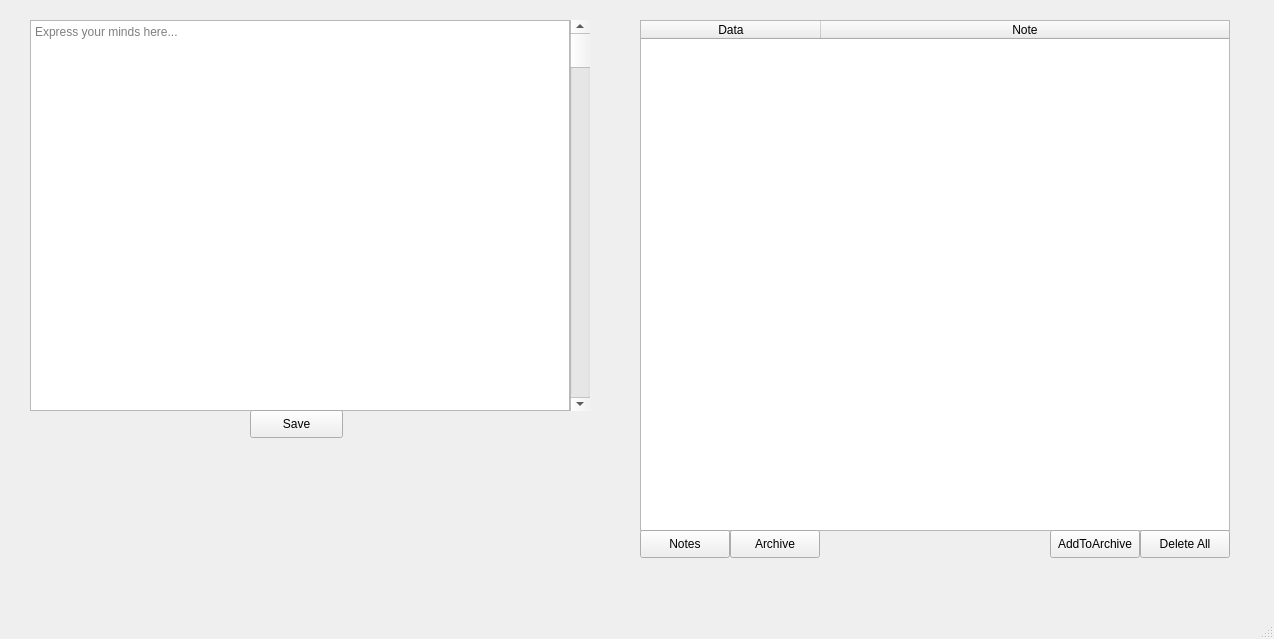
Old version of the form Proj1/NotePad/mainwindow.ui in the repository Hodor-Brain/Third_Sem_Lab_2.
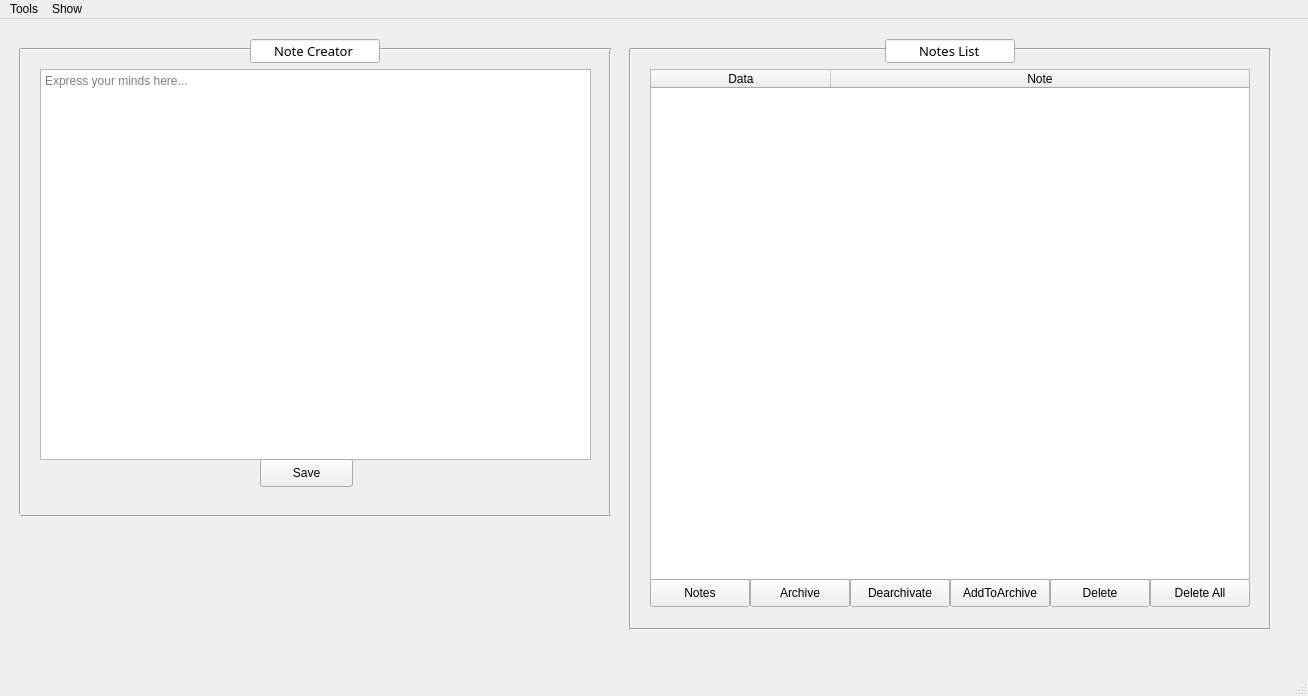
New version of the form.

Commit message:
Added addition buttons and functions
Almost final version, the rest is to add dearchivation and improve interface :)

```diff
--- a/Proj1/NotePad/mainwindow.ui
+++ b/Proj1/NotePad/mainwindow.ui
@@ -6,8 +6,8 @@
    <rect>
     <x>0</x>
     <y>0</y>
-    <width>1274</width>
-    <height>639</height>
+    <width>1308</width>
+    <height>696</height>
    </rect>
   </property>
   <property name="windowTitle">
@@ -17,9 +17,9 @@
    <widget class="QTextEdit" name="InputText">
     <property name="geometry">
      <rect>
-      <x>30</x>
-      <y>20</y>
-      <width>540</width>
+      <x>40</x>
+      <y>50</y>
+      <width>551</width>
       <height>391</height>
      </rect>
     </property>
@@ -30,8 +30,8 @@
    <widget class="QPushButton" name="pushButton">
     <property name="geometry">
      <rect>
-      <x>250</x>
-      <y>410</y>
+      <x>260</x>
+      <y>440</y>
       <width>93</width>
       <height>28</height>
      </rect>
@@ -43,14 +43,14 @@
    <widget class="QTableWidget" name="Table">
     <property name="geometry">
      <rect>
-      <x>640</x>
-      <y>20</y>
-      <width>590</width>
+      <x>650</x>
+      <y>50</y>
+      <width>600</width>
       <height>511</height>
      </rect>
     </property>
     <property name="sizeAdjustPolicy">
-     <enum>QAbstractScrollArea::AdjustToContents</enum>
+     <enum>QAbstractScrollArea::AdjustIgnored</enum>
     </property>
     <property name="selectionBehavior">
      <enum>QAbstractItemView::SelectRows</enum>
@@ -78,9 +78,9 @@
    <widget class="QPushButton" name="DeleteAll">
     <property name="geometry">
      <rect>
-      <x>1140</x>
-      <y>530</y>
-      <width>90</width>
+      <x>1150</x>
+      <y>560</y>
+      <width>100</width>
       <height>28</height>
      </rect>
     </property>
@@ -91,9 +91,9 @@
    <widget class="QPushButton" name="Archivator">
     <property name="geometry">
      <rect>
-      <x>1050</x>
-      <y>530</y>
-      <width>90</width>
+      <x>950</x>
+      <y>560</y>
+      <width>100</width>
       <height>28</height>
      </rect>
     </property>
@@ -101,25 +101,12 @@
      <string>AddToArchive</string>
     </property>
    </widget>
-   <widget class="QScrollBar" name="verticalScrollBar">
-    <property name="geometry">
-     <rect>
-      <x>570</x>
-      <y>20</y>
-      <width>20</width>
-      <height>391</height>
-     </rect>
-    </property>
-    <property name="orientation">
-     <enum>Qt::Vertical</enum>
-    </property>
-   </widget>
    <widget class="QPushButton" name="Archive">
     <property name="geometry">
      <rect>
-      <x>730</x>
-      <y>530</y>
-      <width>90</width>
+      <x>750</x>
+      <y>560</y>
+      <width>100</width>
       <height>28</height>
      </rect>
     </property>
@@ -130,9 +117,9 @@
    <widget class="QPushButton" name="Notes">
     <property name="geometry">
      <rect>
-      <x>640</x>
-      <y>530</y>
-      <width>90</width>
+      <x>650</x>
+      <y>560</y>
+      <width>100</width>
       <height>28</height>
      </rect>
     </property>
@@ -140,16 +127,263 @@
      <string>Notes</string>
     </property>
    </widget>
+   <widget class="Line" name="line">
+    <property name="geometry">
+     <rect>
+      <x>20</x>
+      <y>490</y>
+      <width>591</width>
+      <height>15</height>
+     </rect>
+    </property>
+    <property name="font">
+     <font>
+      <family>MT Extra</family>
+     </font>
+    </property>
+    <property name="orientation">
+     <enum>Qt::Horizontal</enum>
+    </property>
+   </widget>
+   <widget class="Line" name="line_2">
+    <property name="geometry">
+     <rect>
+      <x>10</x>
+      <y>30</y>
+      <width>20</width>
+      <height>465</height>
+     </rect>
+    </property>
+    <property name="orientation">
+     <enum>Qt::Vertical</enum>
+    </property>
+   </widget>
+   <widget class="Line" name="line_3">
+    <property name="geometry">
+     <rect>
+      <x>20</x>
+      <y>20</y>
+      <width>231</width>
+      <height>20</height>
+     </rect>
+    </property>
+    <property name="orientation">
+     <enum>Qt::Horizontal</enum>
+    </property>
+   </widget>
+   <widget class="Line" name="line_4">
+    <property name="geometry">
+     <rect>
+      <x>600</x>
+      <y>30</y>
+      <width>20</width>
+      <height>465</height>
+     </rect>
+    </property>
+    <property name="orientation">
+     <enum>Qt::Vertical</enum>
+    </property>
+   </widget>
+   <widget class="QLineEdit" name="Title1">
+    <property name="geometry">
+     <rect>
+      <x>250</x>
+      <y>20</y>
+      <width>130</width>
+      <height>24</height>
+     </rect>
+    </property>
+    <property name="font">
+     <font>
+      <family>Bahnschrift Light</family>
+      <pointsize>10</pointsize>
+     </font>
+    </property>
+    <property name="text">
+     <string>Note Creator</string>
+    </property>
+    <property name="alignment">
+     <set>Qt::AlignCenter</set>
+    </property>
+    <property name="readOnly">
+     <bool>true</bool>
+    </property>
+   </widget>
+   <widget class="Line" name="line_5">
+    <property name="geometry">
+     <rect>
+      <x>380</x>
+      <y>20</y>
+      <width>231</width>
+      <height>20</height>
+     </rect>
+    </property>
+    <property name="orientation">
+     <enum>Qt::Horizontal</enum>
+    </property>
+   </widget>
+   <widget class="Line" name="line_6">
+    <property name="geometry">
+     <rect>
+      <x>620</x>
+      <y>30</y>
+      <width>20</width>
+      <height>580</height>
+     </rect>
+    </property>
+    <property name="orientation">
+     <enum>Qt::Vertical</enum>
+    </property>
+   </widget>
+   <widget class="Line" name="line_7">
+    <property name="geometry">
+     <rect>
+      <x>630</x>
+      <y>600</y>
+      <width>640</width>
+      <height>20</height>
+     </rect>
+    </property>
+    <property name="font">
+     <font>
+      <family>MT Extra</family>
+     </font>
+    </property>
+    <property name="orientation">
+     <enum>Qt::Horizontal</enum>
+    </property>
+   </widget>
+   <widget class="Line" name="line_8">
+    <property name="geometry">
+     <rect>
+      <x>630</x>
+      <y>20</y>
+      <width>255</width>
+      <height>20</height>
+     </rect>
+    </property>
+    <property name="font">
+     <font>
+      <family>MT Extra</family>
+     </font>
+    </property>
+    <property name="orientation">
+     <enum>Qt::Horizontal</enum>
+    </property>
+   </widget>
+   <widget class="Line" name="line_9">
+    <property name="geometry">
+     <rect>
+      <x>1260</x>
+      <y>30</y>
+      <width>20</width>
+      <height>580</height>
+     </rect>
+    </property>
+    <property name="orientation">
+     <enum>Qt::Vertical</enum>
+    </property>
+   </widget>
+   <widget class="QLineEdit" name="Title2">
+    <property name="geometry">
+     <rect>
+      <x>885</x>
+      <y>20</y>
+      <width>130</width>
+      <height>24</height>
+     </rect>
+    </property>
+    <property name="font">
+     <font>
+      <family>Bahnschrift Light</family>
+      <pointsize>10</pointsize>
+     </font>
+    </property>
+    <property name="mouseTracking">
+     <bool>true</bool>
+    </property>
+    <property name="text">
+     <string>Notes List</string>
+    </property>
+    <property name="alignment">
+     <set>Qt::AlignCenter</set>
+    </property>
+    <property name="readOnly">
+     <bool>true</bool>
+    </property>
+   </widget>
+   <widget class="Line" name="line_10">
+    <property name="geometry">
+     <rect>
+      <x>1015</x>
+      <y>20</y>
+      <width>255</width>
+      <height>20</height>
+     </rect>
+    </property>
+    <property name="font">
+     <font>
+      <family>MT Extra</family>
+     </font>
+    </property>
+    <property name="orientation">
+     <enum>Qt::Horizontal</enum>
+    </property>
+   </widget>
+   <widget class="QPushButton" name="Delete">
+    <property name="geometry">
+     <rect>
+      <x>1050</x>
+      <y>560</y>
+      <width>100</width>
+      <height>28</height>
+     </rect>
+    </property>
+    <property name="text">
+     <string>Delete</string>
+    </property>
+   </widget>
+   <widget class="QPushButton" name="Dearchivate">
+    <property name="geometry">
+     <rect>
+      <x>850</x>
+      <y>560</y>
+      <width>100</width>
+      <height>28</height>
+     </rect>
+    </property>
+    <property name="text">
+     <string>Dearchivate</string>
+    </property>
+   </widget>
   </widget>
   <widget class="QMenuBar" name="menubar">
    <property name="geometry">
     <rect>
      <x>0</x>
      <y>0</y>
-     <width>1274</width>
+     <width>1308</width>
      <height>25</height>
     </rect>
    </property>
+   <widget class="QMenu" name="menuTools">
+    <property name="title">
+     <string>Tools</string>
+    </property>
+    <addaction name="actionSave"/>
+    <addaction name="actionAdd_to_archive"/>
+    <addaction name="actionDelete"/>
+    <addaction name="actionDelete_all_notes_with_archive"/>
+   </widget>
+   <widget class="QMenu" name="menuShow">
+    <property name="title">
+     <string>Show</string>
+    </property>
+    <addaction name="actionNotes"/>
+    <addaction name="actionArchive"/>
+   </widget>
+   <addaction name="menuTools"/>
+   <addaction name="menuShow"/>
   </widget>
   <widget class="QStatusBar" name="statusbar"/>
  </widget>
```
Left out of the diff: 99 changed lines with no effect on the pictures. The commit also changes 3 other files.
